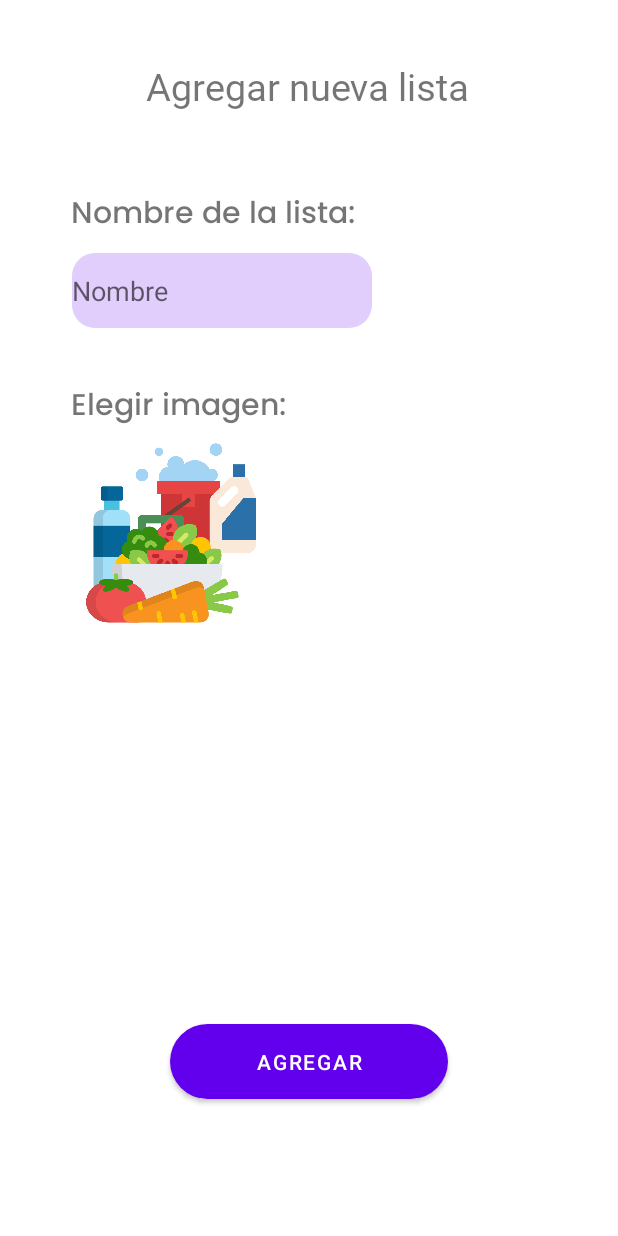
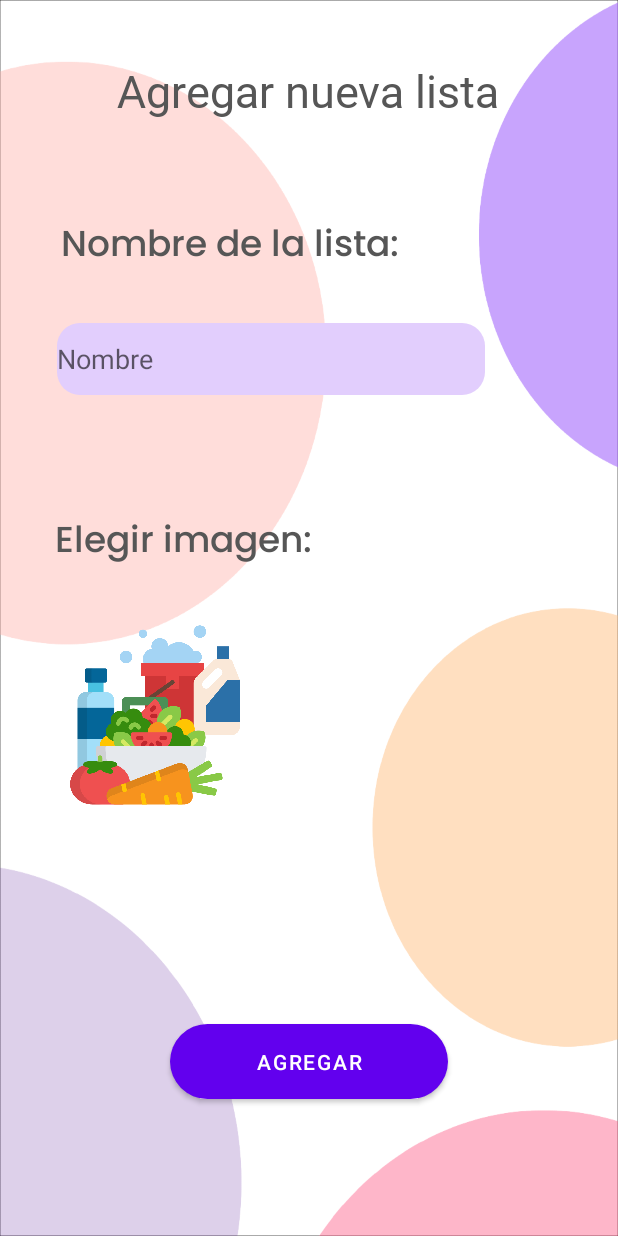
Before and after one commit to matiasalt/BrainList33, an Android app: the AddList screen opened directly, with no data from a screen before it, on a phone screen of 412 x 824 dp. Run offline under Robolectric (Android 15) with nearby library versions, the phone set to English and light mode, and no system bars.

Commit message:
23/4/24 Registro

```diff
--- a/app/src/main/java/com/matiasd/brainlist3/AddList.kt
+++ b/app/src/main/java/com/matiasd/brainlist3/AddList.kt
@@ -36,7 +36,7 @@ class AddList : AppCompatActivity() {
                 val imageView = ImageView(context)
                 imageView.setImageResource(getItem(position) ?: 0)
                 imageView.adjustViewBounds = true
-                imageView.layoutParams = AbsListView.LayoutParams(200, 200)
+                imageView.layoutParams = AbsListView.LayoutParams(250, 250)
                 return imageView
             }
 
--- a/app/src/main/res/layout/activity_add_list.xml
+++ b/app/src/main/res/layout/activity_add_list.xml
@@ -5,6 +5,7 @@
     android:id="@+id/main"
     android:layout_width="match_parent"
     android:layout_height="match_parent"
+    android:background="@drawable/add_list"
     tools:context=".AddList">
 
     <TextView
@@ -14,7 +15,9 @@
         android:layout_marginTop="40dp"
         android:fontFamily="@font/poppins_semibold"
         android:text="@string/agregar_nueva_lista"
-        android:textSize="25sp"
+        android:textSize="30sp"
+        android:textColor="@color/text"
+
         app:layout_constraintEnd_toEndOf="parent"
         app:layout_constraintHorizontal_bias="0.496"
         app:layout_constraintStart_toStartOf="parent"
@@ -24,19 +27,21 @@
         android:id="@+id/tVTitle"
         android:layout_width="wrap_content"
         android:layout_height="wrap_content"
-        android:layout_marginTop="52dp"
+        android:layout_marginTop="64dp"
         android:fontFamily="@font/poppins_medium"
         android:text="@string/nombre_de_la_lista"
-        android:textSize="20sp"
+        android:textSize="24sp"
+        android:textColor="@color/text"
+
         app:layout_constraintEnd_toEndOf="parent"
-        app:layout_constraintHorizontal_bias="0.213"
+        app:layout_constraintHorizontal_bias="0.218"
         app:layout_constraintStart_toStartOf="parent"
         app:layout_constraintTop_toBottomOf="@+id/tVName" />
 
     <EditText
         android:id="@+id/eTNameList"
-        android:layout_width="200dp"
-        android:layout_height="50dp"
+        android:layout_width="285dp"
+        android:layout_height="48dp"
         android:layout_marginBottom="10dp"
         android:autofillHints="name"
         android:background="@drawable/textview"
@@ -49,40 +54,42 @@
 
         app:layout_constraintBottom_toBottomOf="parent"
         app:layout_constraintEnd_toEndOf="parent"
-        app:layout_constraintHorizontal_bias="0.227"
+        app:layout_constraintHorizontal_bias="0.301"
         app:layout_constraintStart_toStartOf="parent"
         app:layout_constraintTop_toBottomOf="@+id/tVTitle"
-        app:layout_constraintVertical_bias="0.013"
+        app:layout_constraintVertical_bias="0.053"
 
         tools:ignore="labelFor" />
 
     <TextView
         android:id="@+id/tVIconName"
-        android:layout_width="wrap_content"
-        android:layout_height="wrap_content"
+        android:layout_width="185dp"
+        android:layout_height="68dp"
         android:layout_marginTop="24dp"
         android:fontFamily="@font/poppins_medium"
         android:text="@string/elegir_imagen"
-        android:textSize="20sp"
+        android:textColor="@color/text"
+        android:textSize="24sp"
+
         app:layout_constraintBottom_toBottomOf="parent"
         app:layout_constraintEnd_toEndOf="parent"
-        app:layout_constraintHorizontal_bias="0.176"
+        app:layout_constraintHorizontal_bias="0.163"
         app:layout_constraintStart_toStartOf="parent"
         app:layout_constraintTop_toBottomOf="@+id/eTNameList"
-        app:layout_constraintVertical_bias="0.022" />
+        app:layout_constraintVertical_bias="0.117" />
 
     <Spinner
         android:id="@+id/icon_spinner"
-        android:layout_width="wrap_content"
-        android:layout_height="wrap_content"
+        android:layout_width="188dp"
+        android:layout_height="66dp"
+        android:layout_marginTop="34dp"
 
-        android:layout_marginTop="24dp"
         app:layout_constraintBottom_toBottomOf="parent"
         app:layout_constraintEnd_toEndOf="parent"
-        app:layout_constraintHorizontal_bias="0.118"
-        app:layout_constraintStart_toEndOf="@+id/tVIconName"
+        app:layout_constraintHorizontal_bias="0.163"
+        app:layout_constraintStart_toStartOf="parent"
         app:layout_constraintTop_toBottomOf="@+id/eTNameList"
-        app:layout_constraintVertical_bias="0.019" />
+        app:layout_constraintVertical_bias="0.304" />
 
     <Button
         android:id="@+id/btnAgregar"
--- a/app/src/main/res/layout/activity_main.xml
+++ b/app/src/main/res/layout/activity_main.xml
@@ -15,6 +15,7 @@
         android:fontFamily="@font/poppins_extrabold"
         android:text="@string/brainlist"
         android:textSize="40sp"
+        android:textColor="@color/text"
 
         app:layout_constraintBottom_toBottomOf="parent"
         app:layout_constraintEnd_toEndOf="parent"
@@ -30,6 +31,7 @@
         android:fontFamily="@font/poppins_medium"
         android:text="@string/usuario"
         android:textSize="20sp"
+        android:textColor="@color/text"
 
         app:layout_constraintBottom_toBottomOf="parent"
         app:layout_constraintEnd_toEndOf="parent"
@@ -66,6 +68,7 @@
         android:fontFamily="@font/poppins_medium"
         android:text="@string/contrase_a"
         android:textSize="20sp"
+        android:textColor="@color/text"
 
         app:layout_constraintBottom_toBottomOf="parent"
         app:layout_constraintEnd_toEndOf="parent"
--- a/app/src/main/res/layout/activity_main_menu.xml
+++ b/app/src/main/res/layout/activity_main_menu.xml
@@ -14,12 +14,13 @@
         android:fontFamily="@font/poppins_extrabold"
         android:text="@string/brainlist"
         android:textSize="40sp"
+        android:textColor="@color/text"
 
         app:layout_constraintBottom_toBottomOf="parent"
         app:layout_constraintEnd_toEndOf="parent"
         app:layout_constraintStart_toStartOf="parent"
         app:layout_constraintTop_toTopOf="parent"
-        app:layout_constraintVertical_bias="0.045" />
+        app:layout_constraintVertical_bias="0.046" />
 
     <ScrollView
         android:id="@+id/scrollView2"
--- a/app/src/main/res/layout/activity_registrar.xml
+++ b/app/src/main/res/layout/activity_registrar.xml
@@ -15,6 +15,7 @@
         android:fontFamily="@font/poppins_extrabold"
         android:text="@string/brainlist"
         android:textSize="40sp"
+        android:textColor="@color/text"
 
         app:layout_constraintBottom_toBottomOf="parent"
         app:layout_constraintEnd_toEndOf="parent"
@@ -30,6 +31,7 @@
         android:fontFamily="@font/poppins_medium"
         android:text="@string/usuario"
         android:textSize="20sp"
+        android:textColor="@color/text"
 
         app:layout_constraintBottom_toBottomOf="parent"
         app:layout_constraintEnd_toEndOf="parent"
@@ -45,6 +47,7 @@
         android:fontFamily="@font/poppins_medium"
         android:text="@string/email"
         android:textSize="20sp"
+        android:textColor="@color/text"
 
         app:layout_constraintBottom_toBottomOf="parent"
         app:layout_constraintEnd_toEndOf="parent"
@@ -114,6 +117,7 @@
         android:fontFamily="@font/poppins_medium"
         android:text="@string/contrase_a"
         android:textSize="20sp"
+        android:textColor="@color/text"
 
         app:layout_constraintBottom_toBottomOf="parent"
         app:layout_constraintEnd_toEndOf="parent"
--- a/app/src/main/res/values/colors.xml
+++ b/app/src/main/res/values/colors.xml
@@ -7,4 +7,5 @@
     <color name="teal_700">#FF018786</color>
     <color name="black">#FF000000</color>
     <color name="white">#FFFFFFFF</color>
+    <color name="text">#565656</color>
 </resources>
```
Also changed, not shown: app/src/main/res/drawable/add_list.png (added).
